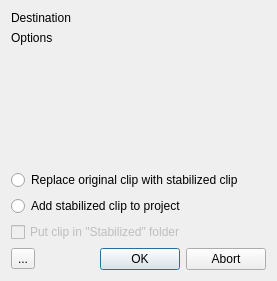
KDE/kdenlive, file src/ui/clipstabilize_ui.ui: the form before one commit.
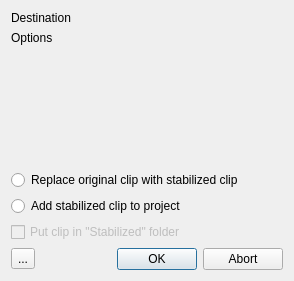
The form after the commit. Icons and pictures are not drawn. Custom widgets are drawn as their Qt base class.

```diff
--- a/src/ui/clipstabilize_ui.ui
+++ b/src/ui/clipstabilize_ui.ui
@@ -6,7 +6,7 @@
    <rect>
     <x>0</x>
     <y>0</y>
-    <width>277</width>
+    <width>294</width>
     <height>281</height>
    </rect>
   </property>
```
Left out of the diff: 6 changed lines with no effect on the pictures.
